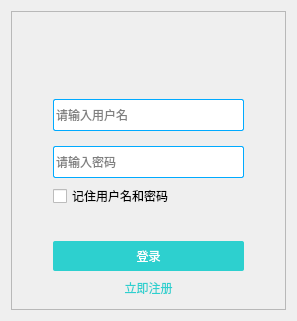
jpush/jchat-windows, file JChat/LoginWidget.ui: the form before one commit.
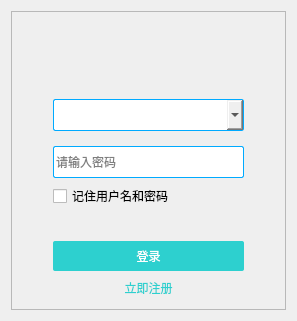
The form after the commit. Icons and pictures are not drawn.

The edit to the form file:
```diff
--- a/JChat/LoginWidget.ui
+++ b/JChat/LoginWidget.ui
@@ -47,9 +47,8 @@
 	font: 10pt &quot;微软雅黑&quot;;
 }
 
-QLineEdit
+QComboBox , QLineEdit
 {
-	
 	border:1px solid rgb(0, 170, 255);
 	height:30px;
 	border-radius:2px;
@@ -126,12 +125,12 @@
              <number>30</number>
             </property>
             <item>
-             <widget class="QLineEdit" name="username">
-              <property name="maxLength">
-               <number>128</number>
+             <widget class="QComboBox" name="username">
+              <property name="editable">
+               <bool>true</bool>
               </property>
-              <property name="placeholderText">
-               <string>请输入用户名</string>
+              <property name="maxCount">
+               <number>10</number>
               </property>
              </widget>
             </item>
```
